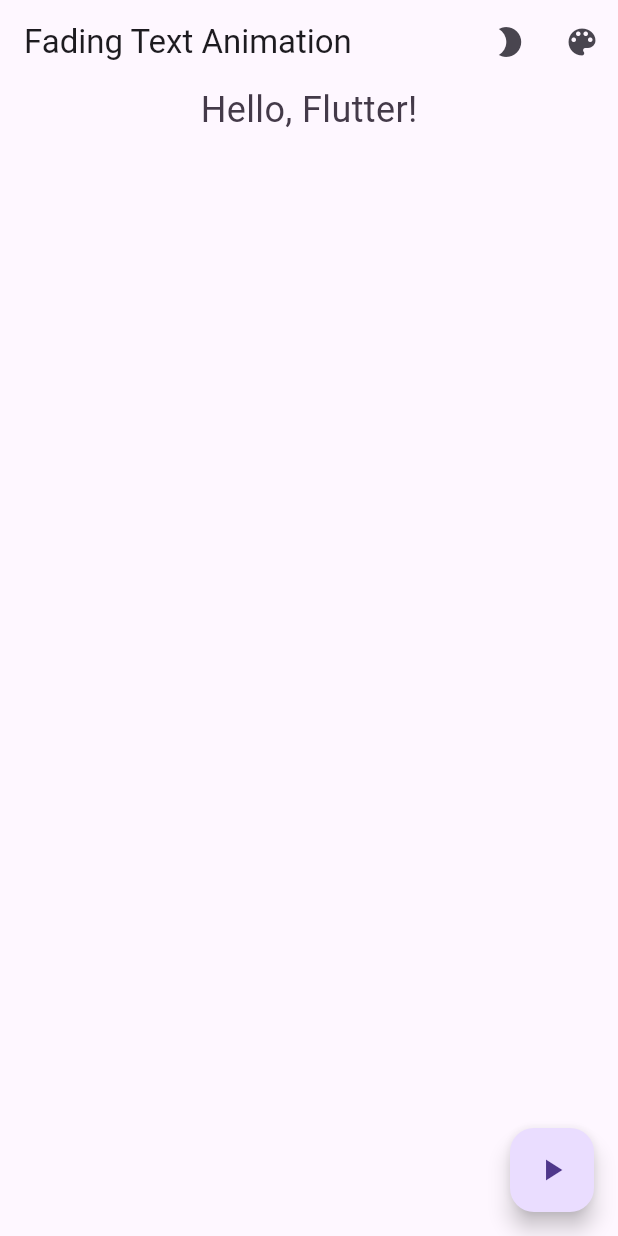
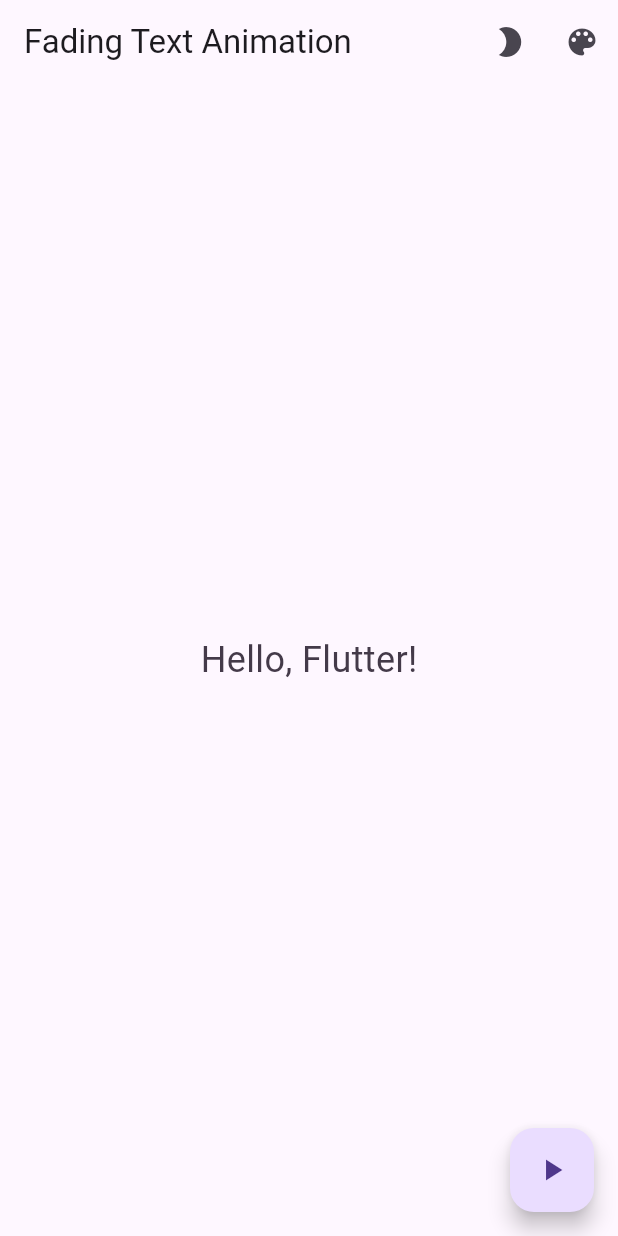
Before and after one commit to Nathan2055/csc4360-activity08-fading_text_animation, a Flutter app: the screen it shows after launch, on a phone screen of 412 x 824 dp. Run offline on Flutter 3.47's test engine with Material 3 defaults, Android fonts, the phone set to English and light mode, and no system bars; our stand-ins replace flutter_colorpicker.

Commit message:
Set AppBar title to a constant and re-center the animated text

```diff
--- a/lib/main.dart
+++ b/lib/main.dart
@@ -48,7 +48,7 @@ class _FadingTextAnimationState extends State<FadingTextAnimation> {
 
       home: Scaffold(
         appBar: AppBar(
-          title: Text('Fading Text Animation'),
+          title: const Text('Fading Text Animation'),
           actions: <Widget>[
             IconButton(
               // if dark mode, show sun; if light mode, show moon
@@ -94,6 +94,7 @@ class _FadingTextAnimationState extends State<FadingTextAnimation> {
         ),
         body: Center(
           child: Column(
+            mainAxisAlignment: MainAxisAlignment.center,
             children: [
               AnimatedOpacity(
                 opacity: _isVisible ? 1.0 : 0.0,
```
